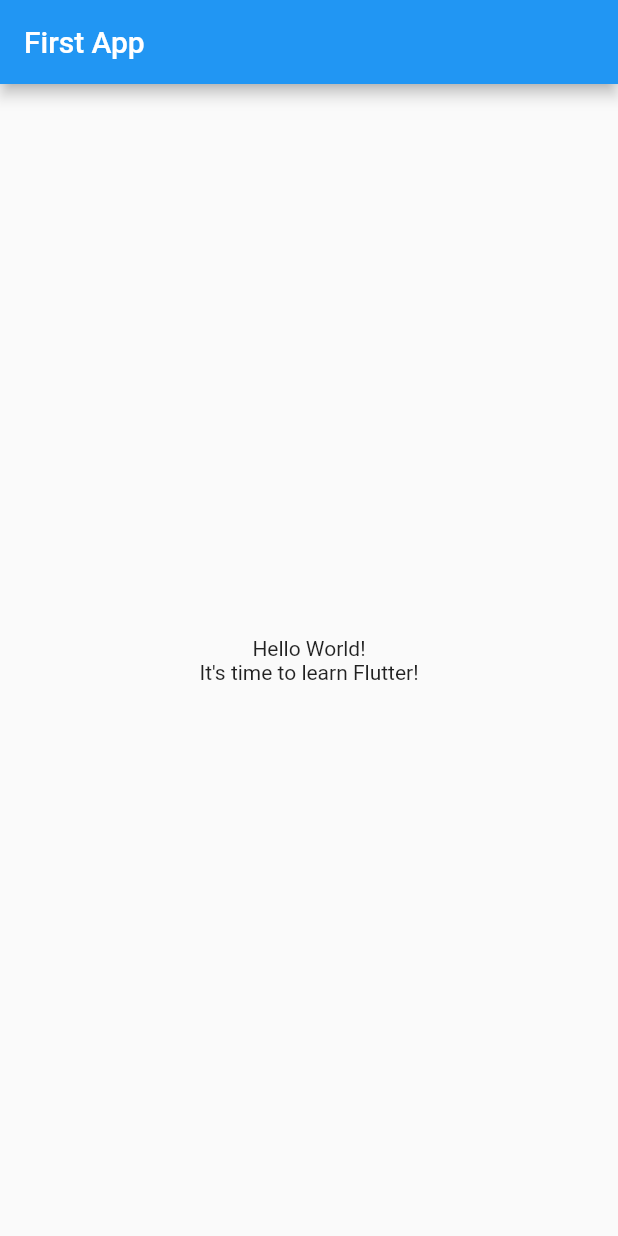
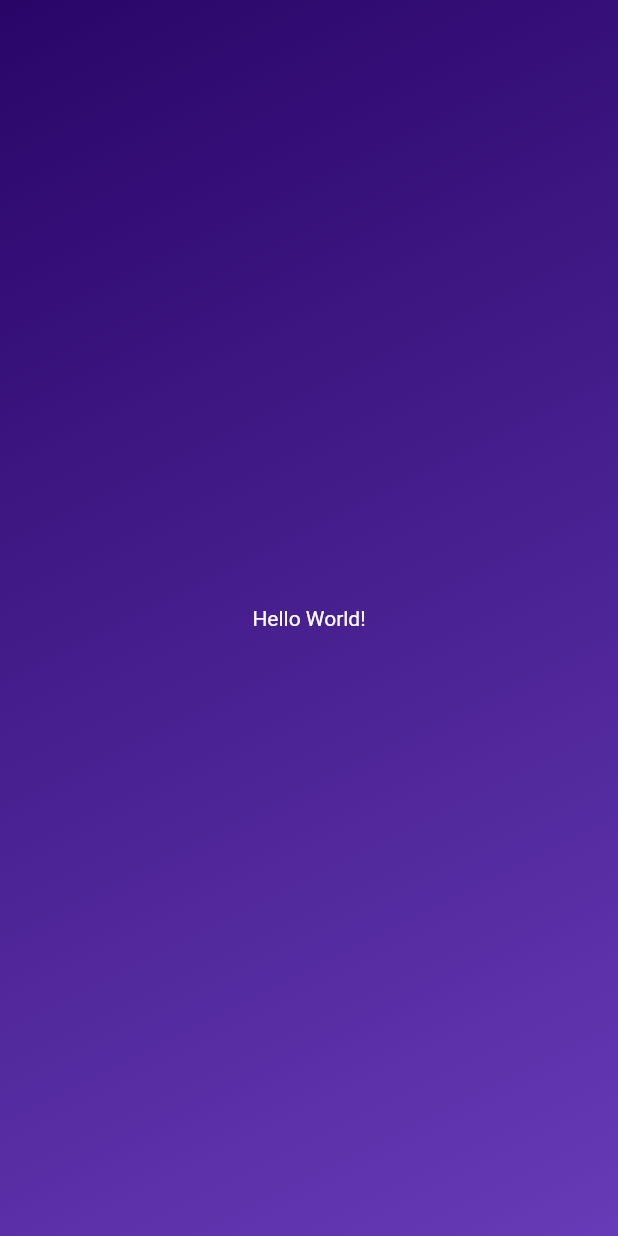
Before and after one commit to mdachi-codes/roll-dice, a Flutter app: the screen it shows after launch, on a phone screen of 412 x 824 dp. Run offline on Flutter 3.47's test engine with Material 2 defaults, Android fonts, the phone set to English and light mode, and no system bars.

Commit message:
Add gradient background home screen

```diff
--- a/lib/main.dart
+++ b/lib/main.dart
@@ -1,3 +1,5 @@
+import 'dart:ui';
+
 import 'package:flutter/material.dart';
 
 void main() {
@@ -10,25 +12,20 @@ class MyApp extends StatelessWidget {
   @override
   Widget build(BuildContext context) {
     return MaterialApp(
-      title: 'Flutter Demo',
-      theme: ThemeData(
-        primarySwatch: Colors.blue,
-      ),
       home: Scaffold(
-        appBar: AppBar(
-          title: const Text('First App'),
-        ),
-        body: Center(
-          child: Column(
-            mainAxisAlignment: MainAxisAlignment.center,
-            children: const [
-              Text(
-                'Hello World!',
-              ),
-              Text(
-                'It\'s time to learn Flutter!',
-              ),
-            ],
+        body: Container(
+          decoration: const BoxDecoration(
+            gradient: LinearGradient(
+              colors: [Color.fromARGB(255, 41, 5, 104), Colors.deepPurple],
+              begin: Alignment.topLeft,
+              end: Alignment.bottomRight
+            ),
+          ),
+          child: const Center(
+            child: Text(
+              'Hello World!',
+              style: TextStyle(color: Colors.white),
+            ),
           ),
         ),
       ),
```
